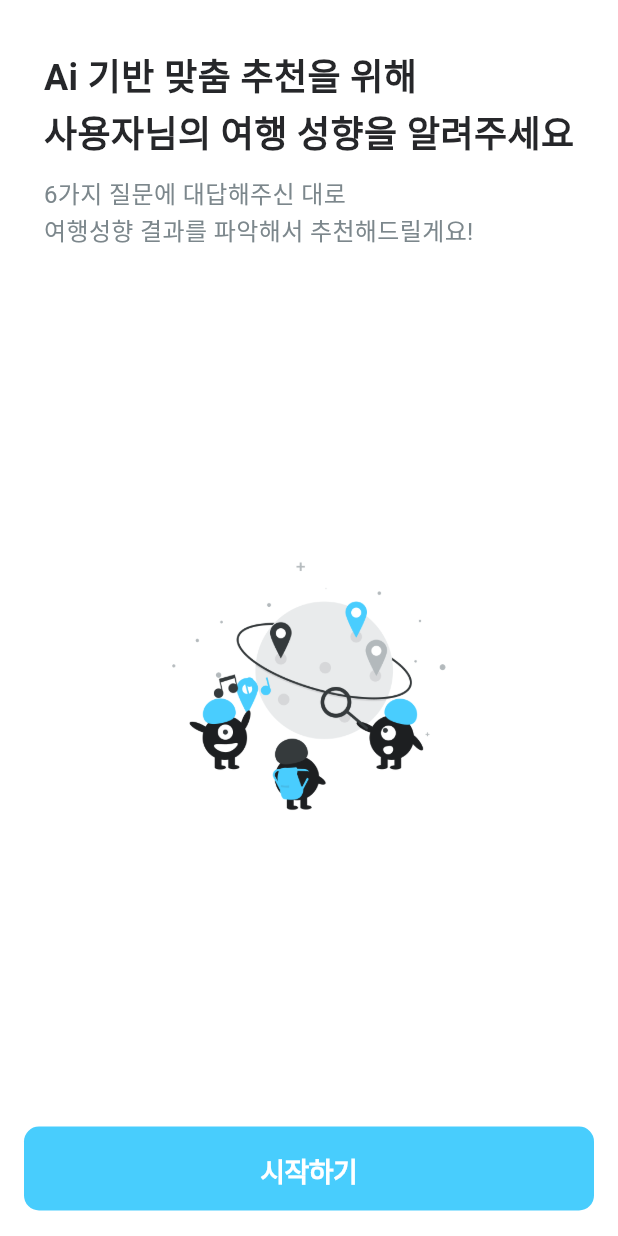
After one commit to jinsung99123/travel_muse_app, a Flutter app: the PreferenceIntroPage2 screen opened directly, on a phone screen of 412 x 824 dp. The commit adds this screen. Run offline on Flutter 3.47's test engine with Material 3 defaults, Android fonts, the phone set to English and light mode, and no system bars; our stand-ins replace cloud_firestore, firebase_auth, firebase_core, firebase_storage, flutter_dotenv, flutter_riverpod and 5 more; accounts and stored records are empty; generated files the repository leaves out were written again.

Commit message:
fix:로딩페이지,인트로 페이지 와이어프레임으로 맞춤

```diff
--- /dev/null
+++ b/lib/views/preference/preference_intro_page2.dart
@@ -0,0 +1,84 @@
+import 'package:flutter/cupertino.dart';
+import 'package:flutter/material.dart';
+import 'package:travel_muse_app/views/preference/preference_test_page.dart';
+
+class PreferenceIntroPage2 extends StatelessWidget {
+  const PreferenceIntroPage2({super.key});
+
+  @override
+  Widget build(BuildContext context) {
+    return Scaffold(
+      backgroundColor: Colors.white,
+      body: SafeArea(
+        child: Column(
+          children: [
+            const Padding(
+              padding: EdgeInsets.fromLTRB(16, 32, 16, 0),
+              child: Column(
+                crossAxisAlignment: CrossAxisAlignment.start,
+                children: [
+                  Text(
+                    'Ai 기반 맞춤 추천을 위해\n사용자님의 여행 성향을 알려주세요',
+                    style: TextStyle(
+                      fontSize: 24,
+                      fontWeight: FontWeight.w700,
+                      color: Color(0xFF26272A),
+                      height: 1.5,
+                    ),
+                  ),
+                  SizedBox(height: 8),
+                  Text(
+                    '6가지 질문에 대답해주신 대로\n여행성향 결과를 파악해서 추천해드릴게요!',
+                    style: TextStyle(
+                      fontSize: 16,
+                      color: Color(0xFF7C878C),
+                      height: 1.5,
+                    ),
+                  ),
+                ],
+              ),
+            ),
+            const SizedBox(height: 16),
+            Expanded(
+              child: Center(
+                child: Image.asset(
+                  'assets/images/test_start.png',
+                  width: 250,
+                  height: 250,
+                  fit: BoxFit.contain,
+                ),
+              ),
+            ),
+            Padding(
+              padding: const EdgeInsets.fromLTRB(16, 18, 16, 17),
+              child: SizedBox(
+                width: double.infinity,
+                height: 56,
+                child: CupertinoButton(
+                  color: const Color(0xFF48CDFD),
+                  borderRadius: BorderRadius.circular(10),
+                  child: const Text(
+                    '시작하기',
+                    style: TextStyle(
+                      fontSize: 18,
+                      fontWeight: FontWeight.w600,
+                      color: Colors.white,
+                    ),
+                  ),
+                  onPressed: () {
+                    Navigator.push(
+                      context,
+                      CupertinoPageRoute(
+                        builder: (context) => const PreferenceTestPage(),
+                      ),
+                    );
+                  },
+                ),
+              ),
+            ),
+          ],
+        ),
+      ),
+    );
+  }
+}
```
Also changed, not shown: lib/views/preference/preference_intro_page.dart (deleted, +0 -75 lines), lib/views/preference/preference_intro_page1.dart (added, +40 -0 lines), lib/views/preference/preference_loading_page.dart (+6 -6 lines), lib/views/preference/widgets/previous_button.dart (deleted, +0 -21 lines).
